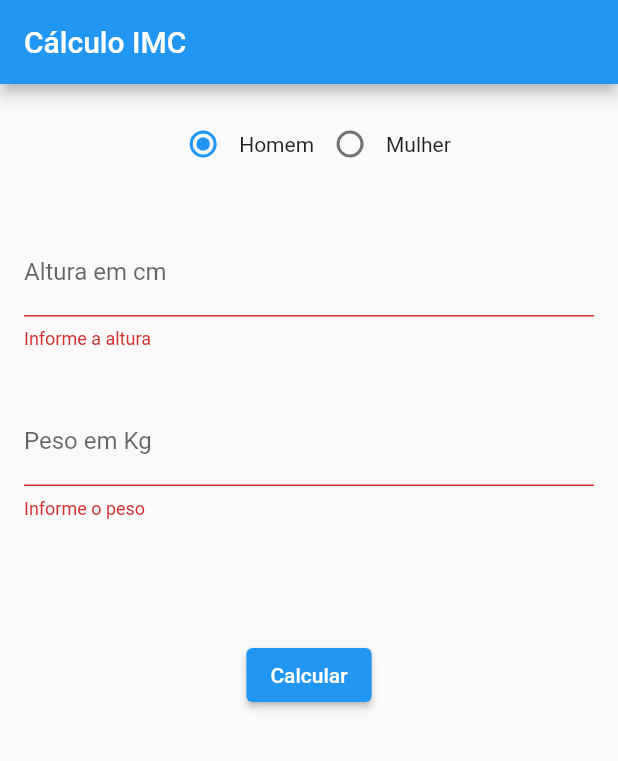
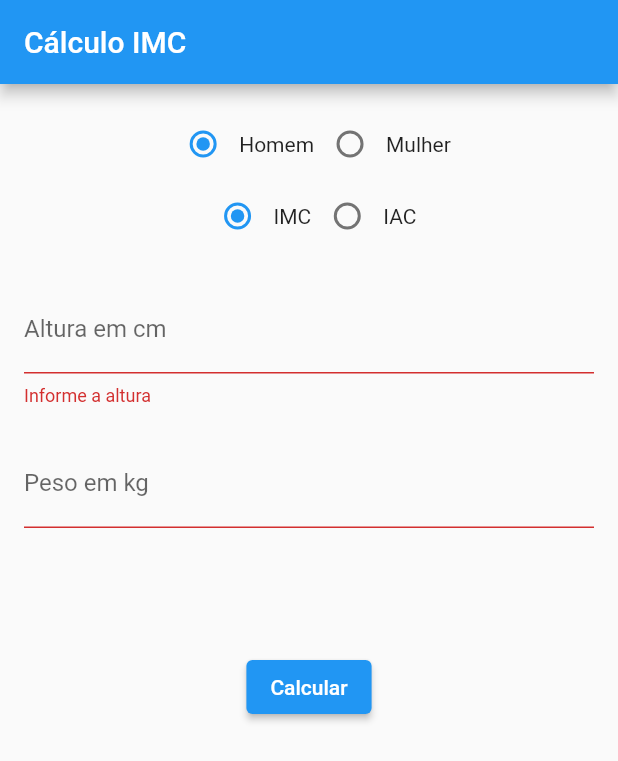
Before and after one commit to Darth98/aula_imc, a Flutter app: the screen it shows after launch, after a tap on "Calcular", on a phone screen of 412 x 824 dp. Shown: the top 761 px of the screen. Run offline on Flutter 3.47's test engine with Material 2 defaults, Android fonts, the phone set to English and light mode, and no system bars.

Commit message:
Quase finalizado

```diff
--- a/lib/CalculoImc_widget.dart
+++ b/lib/CalculoImc_widget.dart
@@ -9,30 +9,52 @@ class CalculoImcWidget extends StatefulWidget {
 
 class _CalculoImcWidgetState extends State<CalculoImcWidget> {
   int _radioValue = 0;
+  int _radioType = 0;
+  String tipo = "";
+  String informativo = "";
   GlobalKey<FormState> _formKey = GlobalKey<FormState>();
   TextEditingController alturaController = TextEditingController();
   TextEditingController pesoController = TextEditingController();
   String _resultadoimc;
 
   void _calcularImc() {
+    if (_radioType == 1) {
       double altura = double.parse(alturaController.text) / 100.0;
       double peso = double.parse(pesoController.text);
       double imc = peso / pow(altura, 2);
-
+      setState(() {
+        _resultadoimc = imc.toStringAsFixed(2) + "\n\n" + getClassificacao(imc);
+      });
+    } else {
+      double altura = double.parse(alturaController.text);
+      altura *= sqrt(altura);
+      double peso = double.parse(pesoController.text);
+      double imc = (peso / altura) - 18;
       setState(() {
         _resultadoimc = imc.toStringAsFixed(2) + "\n\n" + getClassificacao(imc);
       });
     }
+  }
 
-  void _handleRadioValueChange(int value) {
+  void _valueSexochange(int value) {
     setState(() {
       _radioValue = value;
+    });
+  }
+
+  void _valueTypechange(int value) {
+    setState(() {
+      _radioType = value;
+      tipo = _radioType == 1 ? "Peso em kg" : "Circunferência em cm";
+      informativo = _radioType == 1 ? "Informe o peso" : "Informe o quadril";
     });
   }
 
   void initState() {
     setState(() {
       _radioValue = 1;
+      _radioType = 1;
+      tipo = "Peso em kg";
     });
     super.initState();
   }
@@ -40,6 +62,7 @@ class _CalculoImcWidgetState extends State<CalculoImcWidget> {
   String getClassificacao(num imc) {
     String strClassificacao = "";
 
+    if (_radioType == 1) {
       if (_radioValue == 1) {
         if (imc < 20) {
           strClassificacao = "Abaixo do peso";
@@ -67,6 +90,25 @@ class _CalculoImcWidgetState extends State<CalculoImcWidget> {
           strClassificacao = "Obesidade grau III";
         }
       }
+    } else {
+      if (_radioValue == 1) {
+        if (imc < 20) {
+          strClassificacao = "Adiposidade normal";
+        } else if (imc < 25) {
+          strClassificacao = "Sobrepeso";
+        } else {
+          strClassificacao = "Obesidade";
+        }
+      } else {
+        if (imc < 32) {
+          strClassificacao = "Adiposidade normal";
+        } else if (imc < 38) {
+          strClassificacao = "Sobrepeso";
+        } else {
+          strClassificacao = "Obesidade";
+        }
+      }
+    }
 
     return strClassificacao;
   }
@@ -79,27 +121,46 @@ class _CalculoImcWidgetState extends State<CalculoImcWidget> {
         child: Column(
           children: [
             Container(
-              margin: EdgeInsets.all(16),
-              child: Row(
+              margin: EdgeInsets.only(top: 16, left: 16, right: 16, bottom: 6),
+              child: Column(children: [
+                Row(
                   mainAxisAlignment: MainAxisAlignment.center,
                   children: [
                     Radio(
                       value: 1,
                       groupValue: _radioValue,
-                    onChanged: _handleRadioValueChange,
+                      onChanged: _valueSexochange,
                     ),
                     new Text("Homem"),
                     Radio(
                       value: 2,
                       groupValue: _radioValue,
-                    onChanged: _handleRadioValueChange,
+                      onChanged: _valueSexochange,
                     ),
                     new Text("Mulher")
                   ],
                 ),
+                Row(
+                  mainAxisAlignment: MainAxisAlignment.center,
+                  children: [
+                    Radio(
+                      value: 1,
+                      groupValue: _radioType,
+                      onChanged: _valueTypechange,
+                    ),
+                    new Text("IMC"),
+                    Radio(
+                      value: 2,
+                      groupValue: _radioType,
+                      onChanged: _valueTypechange,
+                    ),
+                    new Text("IAC")
+                  ],
+                ),
+              ]),
             ),
             Container(
-              margin: EdgeInsets.all(16),
+              margin: EdgeInsets.only(top: 16, left: 16, right: 16, bottom: 6),
               child: TextFormField(
                 keyboardType: TextInputType.number,
                 //Altura
@@ -113,25 +174,25 @@ class _CalculoImcWidgetState extends State<CalculoImcWidget> {
               ),
             ),
             Container(
-              margin: EdgeInsets.all(16),
+              margin: EdgeInsets.only(top: 16, left: 16, right: 16, bottom: 6),
               child: TextFormField(
                 keyboardType: TextInputType.number,
                 //Peso
                 controller: pesoController,
                 validator: (value) {
-                  return value.isEmpty ? "Informe o peso" : null;
+                  return value.isEmpty ? informativo : null;
                 },
                 decoration: InputDecoration(
-                  labelText: "Peso em Kg",
+                  labelText: tipo,
                 ),
               ),
             ),
             Container(
-              margin: EdgeInsets.all(16),
+              margin: EdgeInsets.only(top: 16, left: 16, right: 16, bottom: 6),
               child: Text(_resultadoimc == null ? "" : "IMC = $_resultadoimc"),
             ),
             Container(
-              margin: EdgeInsets.all(16),
+              margin: EdgeInsets.only(top: 16, left: 16, right: 16, bottom: 6),
               child: ElevatedButton(
                 onPressed: () {
                   if (_formKey.currentState.validate()) {
```
Lines whose indentation alone changed are shown as unchanged.
